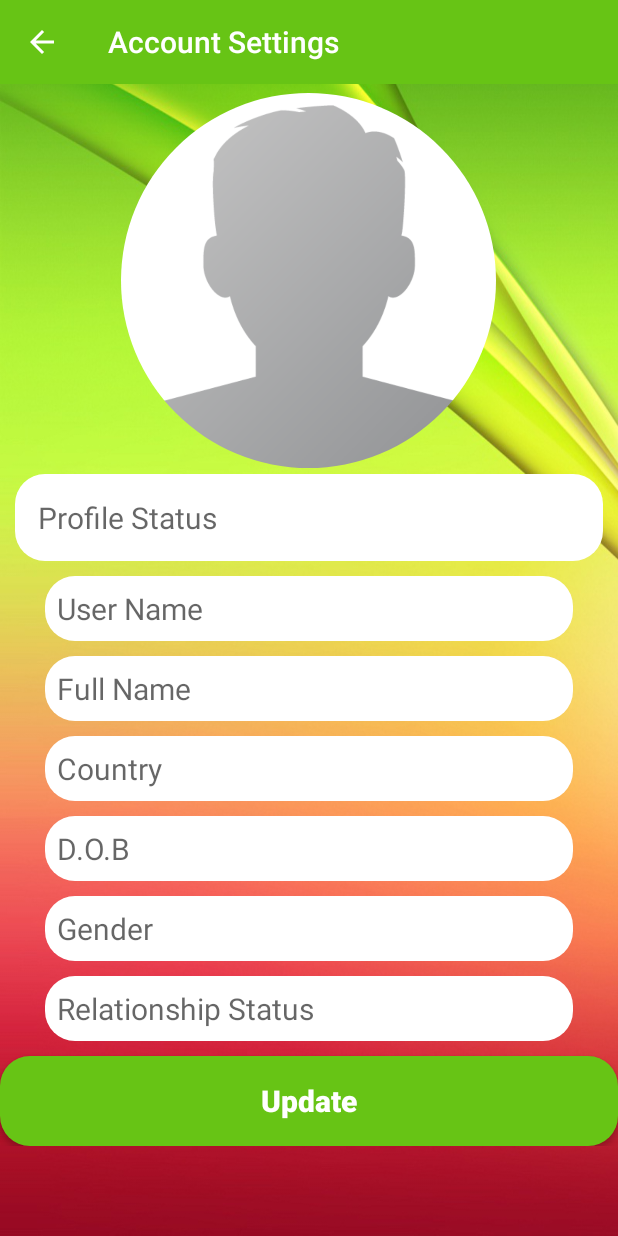
After one commit to Lexxlegolas/ChillSpot, an Android app: the Settings screen opened directly, with no data from a screen before it, on a phone screen of 412 x 824 dp. The commit adds this screen. Run offline under Robolectric (Android 15) with nearby library versions, the phone set to English and light mode, and no system bars; our stand-ins replace CircleImageView, Firebase (no records; nobody signed in at launch, a user with empty details on screens opened directly), Picasso; libraries missing offline, so code that uses them is left out: com.theartofdev.edmodo.

Commit message:
Settings Activity

```diff
--- a/app/src/main/AndroidManifest.xml
+++ b/app/src/main/AndroidManifest.xml
@@ -13,7 +13,11 @@
         android:roundIcon="@mipmap/ic_launcher_round"
         android:supportsRtl="true"
         android:theme="@style/AppTheme">
-        <activity android:name=".post.ClickPost"></activity>
+        <activity android:name=".settings.Settings"
+            android:parentActivityName=".MainActivity">
+
+        </activity>
+        <activity android:name=".post.ClickPost" />
         <activity android:name=".post.Post" />
         <activity android:name=".SetUp" />
         <activity android:name=".loginRegister.Login">
--- /dev/null
+++ b/app/src/main/res/layout/activity_settings.xml
@@ -0,0 +1,152 @@
+<?xml version="1.0" encoding="utf-8"?>
+<RelativeLayout xmlns:android="http://schemas.android.com/apk/res/android"
+    xmlns:app="http://schemas.android.com/apk/res-auto"
+    xmlns:tools="http://schemas.android.com/tools"
+    android:layout_width="match_parent"
+    android:layout_height="match_parent"
+    tools:context=".settings.Settings"
+    android:background="@drawable/register">
+
+    <include
+        android:id="@+id/settings_toolbar"
+        layout="@layout/app_bar_layout"
+        >
+    </include>
+
+    <ScrollView
+        android:layout_width="match_parent"
+        android:layout_height="match_parent"
+        android:layout_below="@+id/settings_toolbar"
+        android:layout_alignParentStart="true"
+        android:layout_marginStart="0dp"
+        android:layout_marginTop="-4dp">
+
+        <RelativeLayout
+            android:layout_width="match_parent"
+            android:layout_height="match_parent">
+
+            <de.hdodenhof.circleimageview.CircleImageView
+                android:id="@+id/settings_profile_image"
+                android:layout_width="250dp"
+                android:layout_height="250dp"
+                android:layout_alignParentTop="true"
+                android:layout_centerHorizontal="true"
+                android:layout_marginTop="10dp"
+                android:src="@drawable/profile" />
+
+            <EditText
+                android:id="@+id/settings_status"
+                android:layout_width="match_parent"
+                android:layout_height="wrap_content"
+                android:layout_below="@+id/settings_profile_image"
+                android:layout_marginLeft="10dp"
+                android:layout_marginTop="4dp"
+                android:layout_marginRight="10dp"
+                android:background="@drawable/inputs"
+                android:hint="Profile Status"
+                android:padding="15dp"
+                android:textColor="@android:color/background_dark"
+                android:textSize="20sp" />
+
+            <EditText
+                android:id="@+id/settings_userName"
+                android:layout_width="match_parent"
+                android:layout_height="wrap_content"
+                android:layout_below="@+id/settings_status"
+                android:layout_marginLeft="30dp"
+                android:layout_marginTop="10dp"
+                android:layout_marginRight="30dp"
+                android:background="@drawable/inputs"
+                android:hint="User Name"
+                android:padding="8dp"
+                android:textColor="@android:color/background_dark"
+                android:textSize="20sp" />
+
+            <EditText
+                android:id="@+id/settings_fullName"
+                android:layout_width="match_parent"
+                android:layout_height="wrap_content"
+                android:layout_below="@+id/settings_userName"
+                android:layout_marginLeft="30dp"
+                android:layout_marginTop="10dp"
+                android:layout_marginRight="30dp"
+                android:background="@drawable/inputs"
+                android:hint="Full Name"
+                android:padding="8dp"
+                android:textColor="@android:color/background_dark"
+                android:textSize="20sp" />
+
+            <EditText
+                android:id="@+id/settings_country"
+                android:layout_width="match_parent"
+                android:layout_height="wrap_content"
+                android:layout_below="@+id/settings_fullName"
+                android:layout_marginLeft="30dp"
+                android:layout_marginTop="10dp"
+                android:layout_marginRight="30dp"
+                android:background="@drawable/inputs"
+                android:hint="Country"
+                android:padding="8dp"
+                android:textColor="@android:color/background_dark"
+                android:textSize="20sp" />
+
+            <EditText
+                android:id="@+id/settings_dob"
+                android:layout_width="match_parent"
+                android:layout_height="wrap_content"
+                android:layout_below="@+id/settings_country"
+                android:layout_marginLeft="30dp"
+                android:layout_marginTop="10dp"
+                android:layout_marginRight="30dp"
+                android:background="@drawable/inputs"
+                android:hint="D.O.B"
+                android:padding="8dp"
+                android:textColor="@android:color/background_dark"
+                android:textSize="20sp" />
+
+            <EditText
+                android:id="@+id/settings_gender"
+                android:layout_width="match_parent"
+                android:layout_height="wrap_content"
+                android:layout_below="@+id/settings_dob"
+                android:layout_marginLeft="30dp"
+                android:layout_marginTop="10dp"
+                android:layout_marginRight="30dp"
+                android:background="@drawable/inputs"
+                android:hint="Gender"
+                android:padding="8dp"
+                android:textColor="@android:color/background_dark"
+                android:textSize="20sp" />
+
+            <EditText
+                android:id="@+id/settings_relationship_status"
+                android:layout_width="match_parent"
+                android:layout_height="wrap_content"
+                android:layout_below="@+id/settings_gender"
+                android:layout_marginLeft="30dp"
+                android:layout_marginTop="10dp"
+                android:layout_marginRight="30dp"
+                android:background="@drawable/inputs"
+                android:hint="Relationship Status"
+                android:padding="8dp"
+                android:textColor="@android:color/background_dark"
+                android:textSize="20sp" />
+
+            <Button
+                android:id="@+id/update_account_settings_button"
+                android:layout_width="match_parent"
+                android:layout_height="60dp"
+                android:layout_below="@+id/settings_relationship_status"
+                android:layout_marginTop="10dp"
+                android:text="Update"
+                android:textAllCaps="false"
+                android:textSize="20sp"
+                android:textColor="@android:color/background_light"
+                android:background="@drawable/buttons"
+                android:textStyle="bold"/>
+
+        </RelativeLayout>
+    </ScrollView>
+
+
+</RelativeLayout>
--- a/app/src/main/res/layout/navigation_header.xml
+++ b/app/src/main/res/layout/navigation_header.xml
@@ -21,13 +21,13 @@
 
     <TextView
         android:id="@+id/user_name_nav"
-        android:layout_width="140dp"
+        android:layout_width="wrap_content"
         android:layout_height="wrap_content"
         android:layout_marginTop="8dp"
         android:text="Name"
+        android:textAlignment="center"
+        android:textColor="@android:color/background_light"
         android:textSize="16sp"
-        android:textColor="@android:color/background_light"
-        android:textAlignment="center"
         app:layout_constraintEnd_toEndOf="parent"
         app:layout_constraintHorizontal_bias="0.5"
         app:layout_constraintStart_toStartOf="parent"
```
Also changed, not shown: app/src/main/java/com/example/chillspot/MainActivity.java (+8 -1 lines), app/src/main/java/com/example/chillspot/settings/Settings.java (added, +328 -0 lines).
